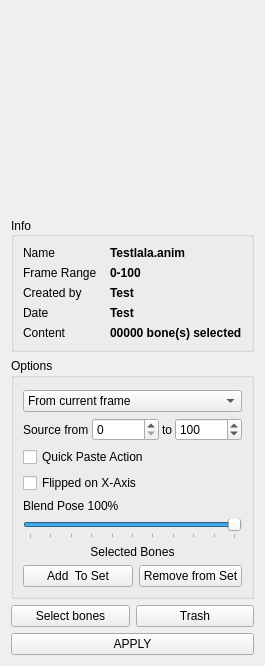
Qt form gaolib/ui/infowidget.ui (GaoShanPictures/GAOLIB) before a commit.
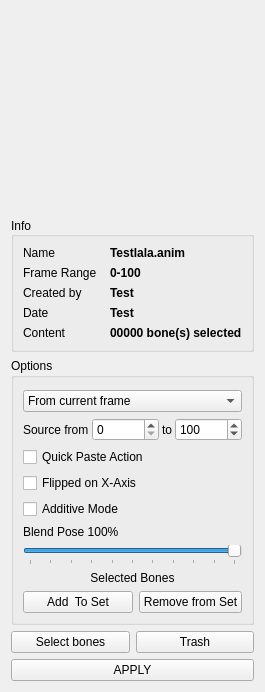
The same form after that commit. Icons and pictures are not drawn.

Commit message: added additive mode for blend pose

Diff of the .ui file:
```diff
--- a/gaolib/ui/infowidget.ui
+++ b/gaolib/ui/infowidget.ui
@@ -7,7 +7,7 @@
     <x>0</x>
     <y>0</y>
     <width>245</width>
-    <height>613</height>
+    <height>658</height>
    </rect>
   </property>
   <property name="windowTitle">
@@ -575,6 +575,13 @@
            </property>
           </widget>
          </item>
+         <item>
+          <widget class="QCheckBox" name="additiveModeCheckBox">
+           <property name="text">
+            <string>Additive Mode</string>
+           </property>
+          </widget>
+         </item>
          <item>
           <widget class="QLabel" name="blendPoseLabel">
            <property name="text">
```
The commit also changes 4 other files.
